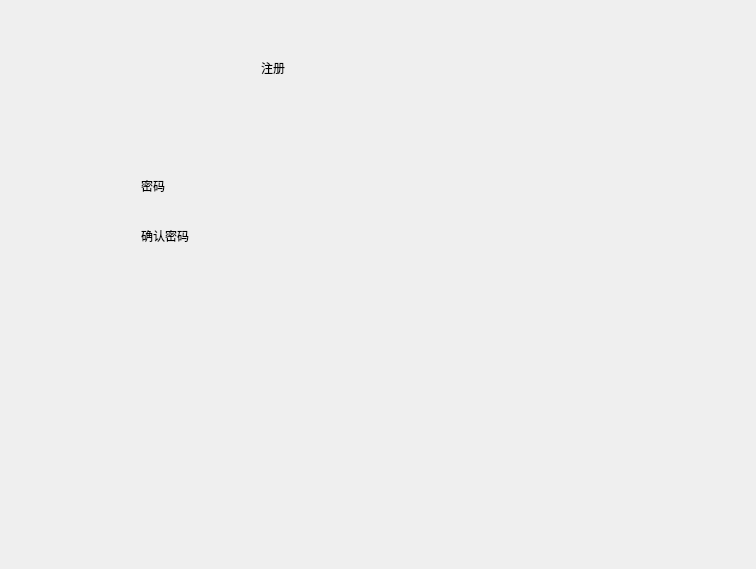
Before: the Qt Designer form untitled/login.ui in HhTtLllL/TTMS_network, drawn with Qt 5.
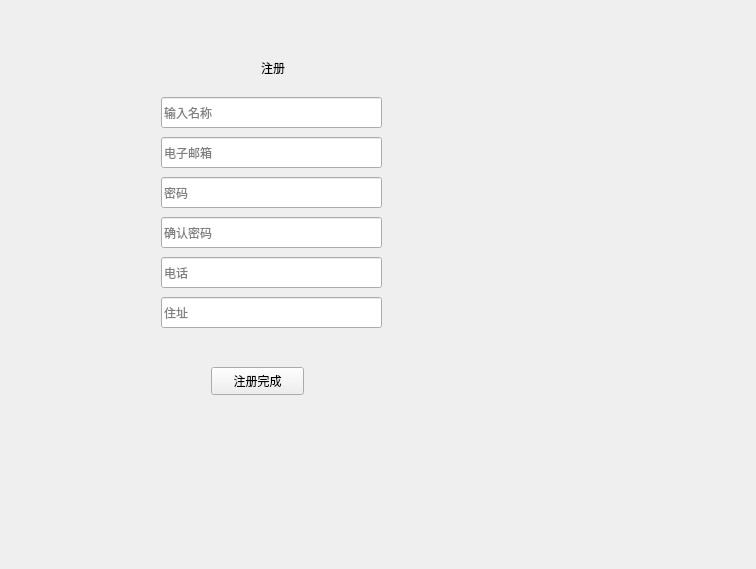
After: the same form once the commit is applied. The open tabs and pages were chosen to show the change. Custom widgets are drawn as their Qt base class.

Commit message: 注册与密码

What changed in the file:
```diff
--- a/untitled/login.ui
+++ b/untitled/login.ui
@@ -212,30 +212,111 @@
          <string>注册</string>
         </property>
        </widget>
-       <widget class="QLabel" name="label_5">
+       <widget class="QWidget" name="widget_7" native="true">
         <property name="geometry">
          <rect>
-          <x>80</x>
-          <y>160</y>
-          <width>53</width>
-          <height>17</height>
+          <x>90</x>
+          <y>80</y>
+          <width>271</width>
+          <height>241</height>
          </rect>
         </property>
-        <property name="text">
-         <string>密码</string>
-        </property>
+        <widget class="QLineEdit" name="lineEdit_3">
+         <property name="geometry">
+          <rect>
+           <x>10</x>
+           <y>0</y>
+           <width>221</width>
+           <height>31</height>
+          </rect>
+         </property>
+         <property name="placeholderText">
+          <string>输入名称</string>
+         </property>
+        </widget>
+        <widget class="QLineEdit" name="lineEdit_4">
+         <property name="geometry">
+          <rect>
+           <x>10</x>
+           <y>40</y>
+           <width>221</width>
+           <height>31</height>
+          </rect>
+         </property>
+         <property name="placeholderText">
+          <string>电子邮箱</string>
+         </property>
+        </widget>
+        <widget class="QLineEdit" name="lineEdit_5">
+         <property name="geometry">
+          <rect>
+           <x>10</x>
+           <y>80</y>
+           <width>221</width>
+           <height>31</height>
+          </rect>
+         </property>
+         <property name="echoMode">
+          <enum>QLineEdit::Password</enum>
+         </property>
+         <property name="placeholderText">
+          <string>密码</string>
+         </property>
+        </widget>
+        <widget class="QLineEdit" name="lineEdit_6">
+         <property name="geometry">
+          <rect>
+           <x>10</x>
+           <y>120</y>
+           <width>221</width>
+           <height>31</height>
+          </rect>
+         </property>
+         <property name="echoMode">
+          <enum>QLineEdit::Password</enum>
+         </property>
+         <property name="placeholderText">
+          <string>确认密码</string>
+         </property>
+        </widget>
+        <widget class="QLineEdit" name="lineEdit_7">
+         <property name="geometry">
+          <rect>
+           <x>10</x>
+           <y>160</y>
+           <width>221</width>
+           <height>31</height>
+          </rect>
+         </property>
+         <property name="placeholderText">
+          <string>电话</string>
+         </property>
+        </widget>
+        <widget class="QLineEdit" name="lineEdit_8">
+         <property name="geometry">
+          <rect>
+           <x>10</x>
+           <y>200</y>
+           <width>221</width>
+           <height>31</height>
+          </rect>
+         </property>
+         <property name="placeholderText">
+          <string>住址</string>
+         </property>
+        </widget>
        </widget>
-       <widget class="QLabel" name="label_6">
+       <widget class="QPushButton" name="pushButton">
         <property name="geometry">
          <rect>
-          <x>80</x>
-          <y>210</y>
-          <width>111</width>
-          <height>17</height>
+          <x>150</x>
+          <y>350</y>
+          <width>93</width>
+          <height>28</height>
          </rect>
         </property>
         <property name="text">
-         <string>确认密码</string>
+         <string>注册完成</string>
         </property>
        </widget>
       </widget>
```
Left out of the diff: 12 changed lines with no effect on the pictures. The commit also changes 4 other files.
